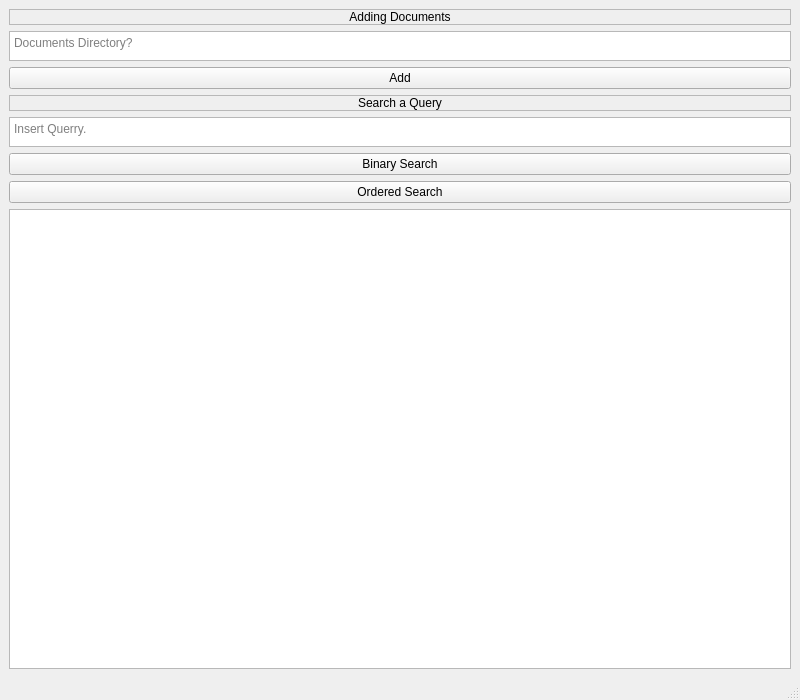
Before: the Qt Designer form searchengine.ui in ah-rasoulian/SearchEngine, drawn with Qt 5.
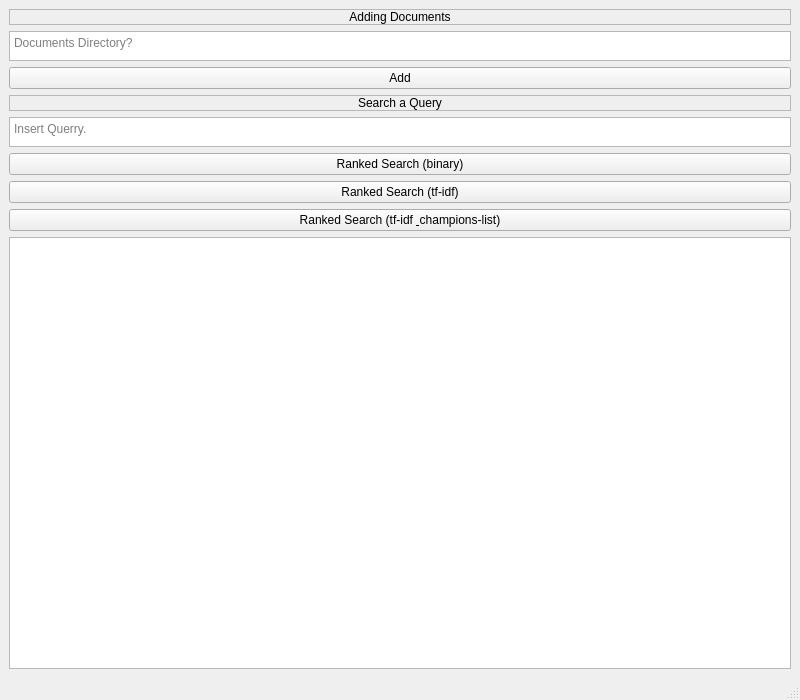
After: the same form once the commit is applied.

Commit message: Adding search based on champion lists.

```diff
--- a/searchengine.ui
+++ b/searchengine.ui
@@ -75,6 +75,13 @@
       </property>
      </widget>
     </item>
+    <item row="7" column="0">
+     <widget class="QPushButton" name="ordered_search_button">
+      <property name="text">
+       <string>Ranked Search (tf-idf)</string>
+      </property>
+     </widget>
+    </item>
     <item row="4" column="0">
      <widget class="QLabel" name="search_label">
       <property name="autoFillBackground">
@@ -103,7 +110,7 @@
       </property>
      </widget>
     </item>
-    <item row="8" column="0">
+    <item row="9" column="0">
      <widget class="QListWidget" name="result_list">
       <property name="enabled">
        <bool>true</bool>
@@ -159,14 +166,14 @@
        </size>
       </property>
       <property name="text">
-       <string>Binary Search</string>
+       <string>Ranked Search (binary)</string>
       </property>
      </widget>
     </item>
-    <item row="7" column="0">
-     <widget class="QPushButton" name="ordered_search_button">
+    <item row="8" column="0">
+     <widget class="QPushButton" name="ordered_champion">
       <property name="text">
-       <string>Ordered Search</string>
+       <string>Ranked Search (tf-idf &amp; champions-list)</string>
       </property>
      </widget>
     </item>
```
The commit also changes 8 other files.
